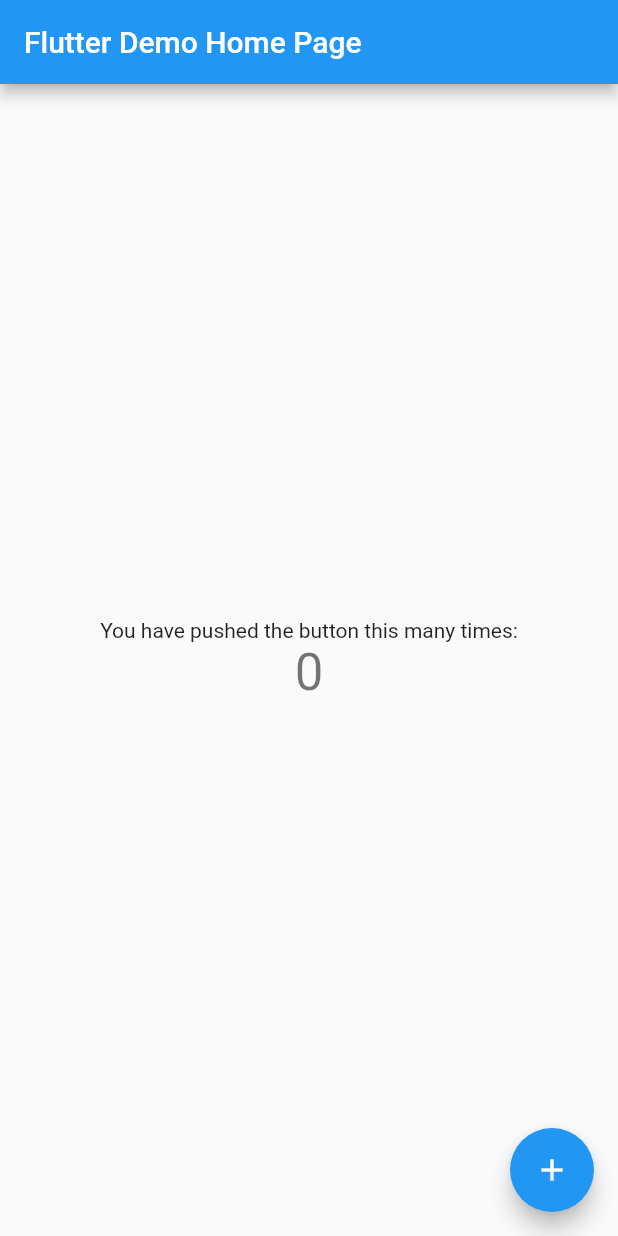
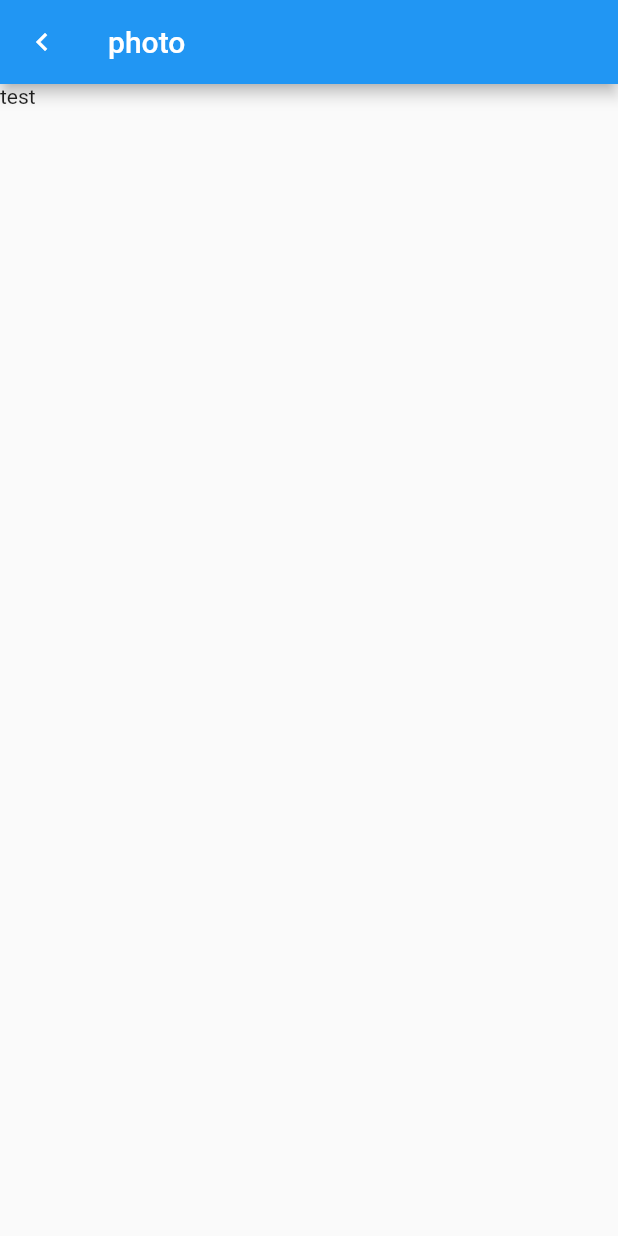
Before and after one commit to Vaga-vaga/skill_branch_flutter, a Flutter app: the screen it shows after launch, on a phone screen of 412 x 824 dp. Run offline on Flutter 3.47's test engine with Material 2 defaults, Android fonts, the phone set to English and light mode, and no system bars; our stand-ins replace cached_network_image.

Commit message:
appBar for test

```diff
--- a/lib/app.dart
+++ b/lib/app.dart
@@ -1,113 +1,19 @@
+import 'package:FlutterGalleryApp/screens/photo_screen.dart';
 import 'package:flutter/material.dart';
+import 'package:FlutterGalleryApp/screens/feed_screen.dart';
 
 class MyApp extends StatelessWidget {
   // This widget is the root of your application.
   @override
   Widget build(BuildContext context) {
     return MaterialApp(
+      debugShowCheckedModeBanner: false,
       title: 'Flutter Demo',
       theme: ThemeData(
-        // This is the theme of your application.
-        //
-        // Try running your application with "flutter run". You'll see the
-        // application has a blue toolbar. Then, without quitting the app, try
-        // changing the primarySwatch below to Colors.green and then invoke
-        // "hot reload" (press "r" in the console where you ran "flutter run",
-        // or simply save your changes to "hot reload" in a Flutter IDE).
-        // Notice that the counter didn't reset back to zero; the application
-        // is not restarted.
         primarySwatch: Colors.blue,
-        // This makes the visual density adapt to the platform that you run
-        // the app on. For desktop platforms, the controls will be smaller and
-        // closer together (more dense) than on mobile platforms.
         visualDensity: VisualDensity.adaptivePlatformDensity,
       ),
-      home: MyHomePage(title: 'Flutter Demo Home Page'),
+      home: FullScreenImage(),
     );
   }
 }
-
-class MyHomePage extends StatefulWidget {
-  MyHomePage({Key key, this.title}) : super(key: key);
-
-  // This widget is the home page of your application. It is stateful, meaning
-  // that it has a State object (defined below) that contains fields that affect
-  // how it looks.
-
-  // This class is the configuration for the state. It holds the values (in this
-  // case the title) provided by the parent (in this case the App widget) and
-  // used by the build method of the State. Fields in a Widget subclass are
-  // always marked "final".
-
-  final String title;
-
-  @override
-  _MyHomePageState createState() => _MyHomePageState();
-}
-
-class _MyHomePageState extends State<MyHomePage> {
-  int _counter = 0;
-
-  void _incrementCounter() {
-    setState(() {
-      // This call to setState tells the Flutter framework that something has
-      // changed in this State, which causes it to rerun the build method below
-      // so that the display can reflect the updated values. If we changed
-      // _counter without calling setState(), then the build method would not be
-      // called again, and so nothing would appear to happen.
-      _counter++;
-    });
-  }
-
-  @override
-  Widget build(BuildContext context) {
-    // This method is rerun every time setState is called, for instance as done
-    // by the _incrementCounter method above.
-    //
-    // The Flutter framework has been optimized to make rerunning build methods
-    // fast, so that you can just rebuild anything that needs updating rather
-    // than having to individually change instances of widgets.
-    return Scaffold(
-      appBar: AppBar(
-        // Here we take the value from the MyHomePage object that was created by
-        // the App.build method, and use it to set our appbar title.
-        title: Text(widget.title),
-      ),
-      body: Center(
-        // Center is a layout widget. It takes a single child and positions it
-        // in the middle of the parent.
-        child: Column(
-          // Column is also a layout widget. It takes a list of children and
-          // arranges them vertically. By default, it sizes itself to fit its
-          // children horizontally, and tries to be as tall as its parent.
-          //
-          // Invoke "debug painting" (press "p" in the console, choose the
-          // "Toggle Debug Paint" action from the Flutter Inspector in Android
-          // Studio, or the "Toggle Debug Paint" command in Visual Studio Code)
-          // to see the wireframe for each widget.
-          //
-          // Column has various properties to control how it sizes itself and
-          // how it positions its children. Here we use mainAxisAlignment to
-          // center the children vertically; the main axis here is the vertical
-          // axis because Columns are vertical (the cross axis would be
-          // horizontal).
-          mainAxisAlignment: MainAxisAlignment.center,
-          children: <Widget>[
-            Text(
-              'You have pushed the button this many times:',
-            ),
-            Text(
-              '$_counter',
-              style: Theme.of(context).textTheme.headline4,
-            ),
-          ],
-        ),
-      ),
-      floatingActionButton: FloatingActionButton(
-        onPressed: _incrementCounter,
-        tooltip: 'Increment',
-        child: Icon(Icons.add),
-      ), // This trailing comma makes auto-formatting nicer for build methods.
-    );
-  }
-}
--- a/lib/main.dart
+++ b/lib/main.dart
@@ -1,7 +1,8 @@
 import 'package:flutter/material.dart';
-
+import 'package:flutter/rendering.dart';
 import 'app.dart';
 
 void main() {
+  // debugRepaintRainbowEnabled = true;
   runApp(MyApp());
 }
--- /dev/null
+++ b/lib/screens/photo_screen.dart
@@ -0,0 +1,35 @@
+import 'package:FlutterGalleryApp/res/app_icons.dart';
+import 'package:FlutterGalleryApp/res/colors.dart';
+import 'package:flutter/cupertino.dart';
+import 'package:flutter/material.dart';
+
+class FullScreenImage extends StatefulWidget {
+  FullScreenImage({Key key, this.altDescription, this.userName, this.name})
+      : super(key: key);
+  final String altDescription;
+  final String userName;
+  final String name;
+
+  @override
+  State<StatefulWidget> createState() {
+    return _FullScreenImageState();
+  }
+}
+
+class _FullScreenImageState extends State<FullScreenImage> {
+  @override
+  Widget build(BuildContext context) {
+    return Scaffold(
+      body: Text("test"),
+      appBar: AppBar(
+        title: Text("photo"),
+        leading: IconButton(
+          icon: Icon(
+            Icons.navigate_before,
+            color: AppColors.white,
+          ),
+        ),
+      ),
+    );
+  }
+}
--- /dev/null
+++ b/lib/widgets/widgets.dart
@@ -0,0 +1,3 @@
+export 'photo.dart';
+export 'user_avatar.dart';
+export 'like_button.dart';
--- a/pubspec.yaml
+++ b/pubspec.yaml
@@ -14,6 +14,7 @@ dependencies:
     sdk: flutter
 
   cupertino_icons: ^0.1.3
+  cached_network_image: any
 
 dev_dependencies:
   flutter_test:
```
Also changed, not shown: lib/screens/feed_screen.dart (added, +86 -0 lines), lib/widgets/like_button.dart (added, +58 -0 lines), lib/widgets/photo.dart (added, +28 -0 lines), lib/widgets/user_avatar.dart (added, +22 -0 lines), pubspec.lock, 2 other files.
